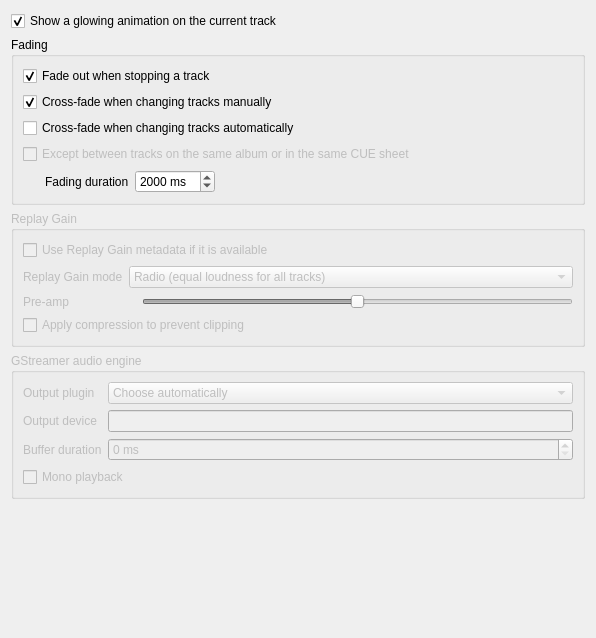
Before: the Qt Designer form src/ui/playbacksettingspage.ui in clementine-player/Clementine, drawn with Qt 5.
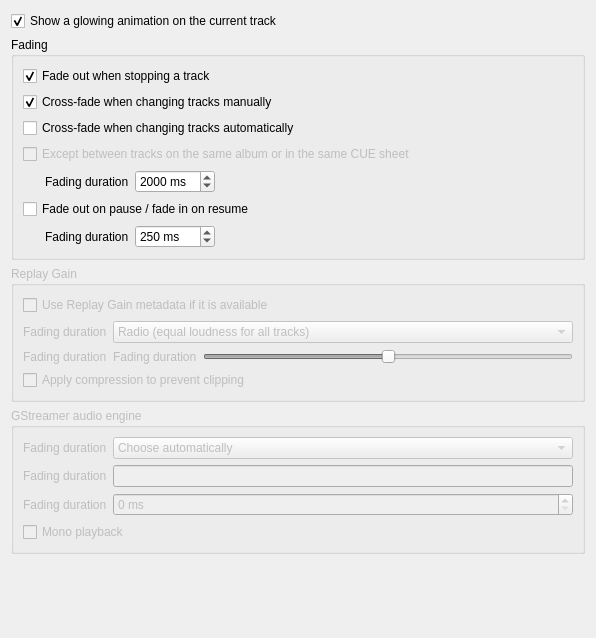
After: the same form once the commit is applied. Custom widgets are drawn as their Qt base class.

Commit message: Fixed issue 578: fade-in fade-out on (un)pause.

```diff
--- a/src/ui/playbacksettingspage.ui
+++ b/src/ui/playbacksettingspage.ui
@@ -115,6 +115,56 @@
         </layout>
        </widget>
       </item>
+      <item>
+       <widget class="QCheckBox" name="fadeout_pause">
+        <property name="text">
+         <string>Fade out on pause / fade in on resume</string>
+        </property>
+       </widget>
+      </item>
+      <item>
+       <layout class="QHBoxLayout" name="horizontalLayout_2">
+        <item>
+         <widget class="QLabel" name="label_2">
+          <property name="text">
+           <string>Fading duration</string>
+          </property>
+          <property name="indent">
+           <number>22</number>
+          </property>
+         </widget>
+        </item>
+        <item>
+         <widget class="QSpinBox" name="fading_pause_duration">
+          <property name="suffix">
+           <string> ms</string>
+          </property>
+          <property name="maximum">
+           <number>10000</number>
+          </property>
+          <property name="singleStep">
+           <number>50</number>
+          </property>
+          <property name="value">
+           <number>250</number>
+          </property>
+         </widget>
+        </item>
+        <item>
+         <spacer name="horizontalSpacer_2">
+          <property name="orientation">
+           <enum>Qt::Horizontal</enum>
+          </property>
+          <property name="sizeHint" stdset="0">
+           <size>
+            <width>40</width>
+            <height>20</height>
+           </size>
+          </property>
+         </spacer>
+        </item>
+       </layout>
+      </item>
      </layout>
     </widget>
    </item>
@@ -146,7 +196,7 @@
          <item row="0" column="0">
           <widget class="QLabel" name="label_8">
            <property name="text">
-            <string>Replay Gain mode</string>
+            <string>Fading duration</string>
            </property>
           </widget>
          </item>
@@ -167,14 +217,18 @@
          <item row="1" column="0">
           <widget class="QLabel" name="label_9">
            <property name="text">
-            <string>Pre-amp</string>
+            <string>Fading duration</string>
            </property>
           </widget>
          </item>
          <item row="1" column="1">
           <layout class="QHBoxLayout" name="horizontalLayout_4">
            <item>
-            <widget class="QLabel" name="replaygain_preamp_label"/>
+            <widget class="QLabel" name="replaygain_preamp_label">
+             <property name="text">
+              <string>Fading duration</string>
+             </property>
+            </widget>
            </item>
            <item>
             <widget class="StickySlider" name="replaygain_preamp">
@@ -222,7 +276,7 @@
       <item row="0" column="0">
        <widget class="QLabel" name="label_7">
         <property name="text">
-         <string>Output plugin</string>
+         <string>Fading duration</string>
         </property>
        </widget>
       </item>
@@ -241,7 +295,7 @@
          <bool>false</bool>
         </property>
         <property name="text">
-         <string>Output device</string>
+         <string>Fading duration</string>
         </property>
        </widget>
       </item>
@@ -258,7 +312,7 @@
       <item row="2" column="0">
        <widget class="QLabel" name="buffer_duration_label">
         <property name="text">
-         <string>Buffer duration</string>
+         <string>Fading duration</string>
         </property>
        </widget>
       </item>
```
The commit also changes 7 other files.
